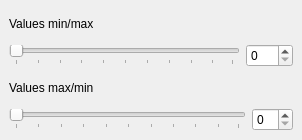
alexbruy/raster-transparency, file rastertransparencydockwidgetbase.ui: the form before one commit.
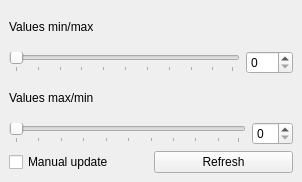
The form after the commit.

Patch:
```diff
--- a/rastertransparencydockwidgetbase.ui
+++ b/rastertransparencydockwidgetbase.ui
@@ -7,7 +7,7 @@
     <x>0</x>
     <y>0</y>
     <width>302</width>
-    <height>140</height>
+    <height>182</height>
    </rect>
   </property>
   <property name="windowTitle">
@@ -70,6 +70,24 @@
       </item>
      </layout>
     </item>
+    <item>
+     <layout class="QHBoxLayout" name="horizontalLayout_3">
+      <item>
+       <widget class="QCheckBox" name="chkManualUpdate">
+        <property name="text">
+         <string>Manual update</string>
+        </property>
+       </widget>
+      </item>
+      <item>
+       <widget class="QPushButton" name="btnRefresh">
+        <property name="text">
+         <string>Refresh</string>
+        </property>
+       </widget>
+      </item>
+     </layout>
+    </item>
    </layout>
   </widget>
  </widget>
```
